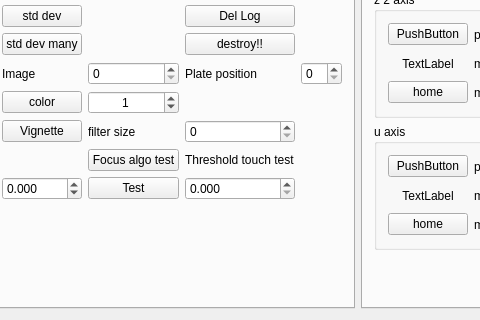
The window that magrathea.ui (gitHleon/magrathea) describes before a commit, drawn with Qt 5; both pictures show x 433 to 913 and y 480 to 800 of the 1405 by 800 pixel window.
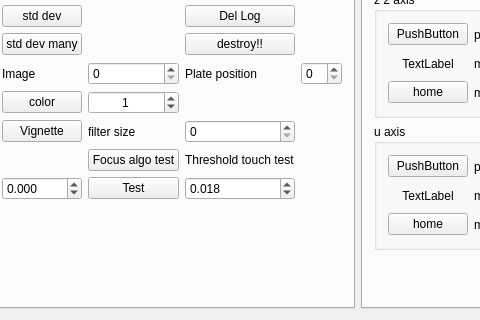
The same window after the commit.

Diff of the .ui file:
```diff
--- a/magrathea.ui
+++ b/magrathea.ui
@@ -1166,6 +1166,9 @@
              <property name="singleStep">
               <double>0.010000000000000</double>
              </property>
+             <property name="value">
+              <double>0.018000000000000</double>
+             </property>
             </widget>
            </item>
           </layout>
```
